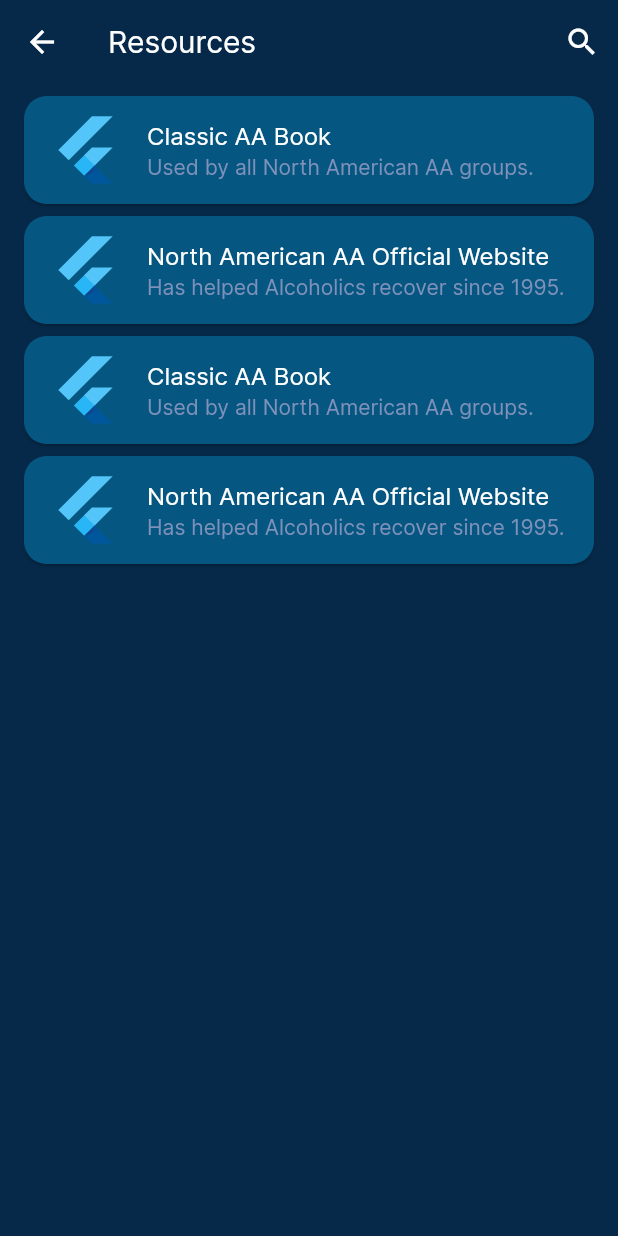
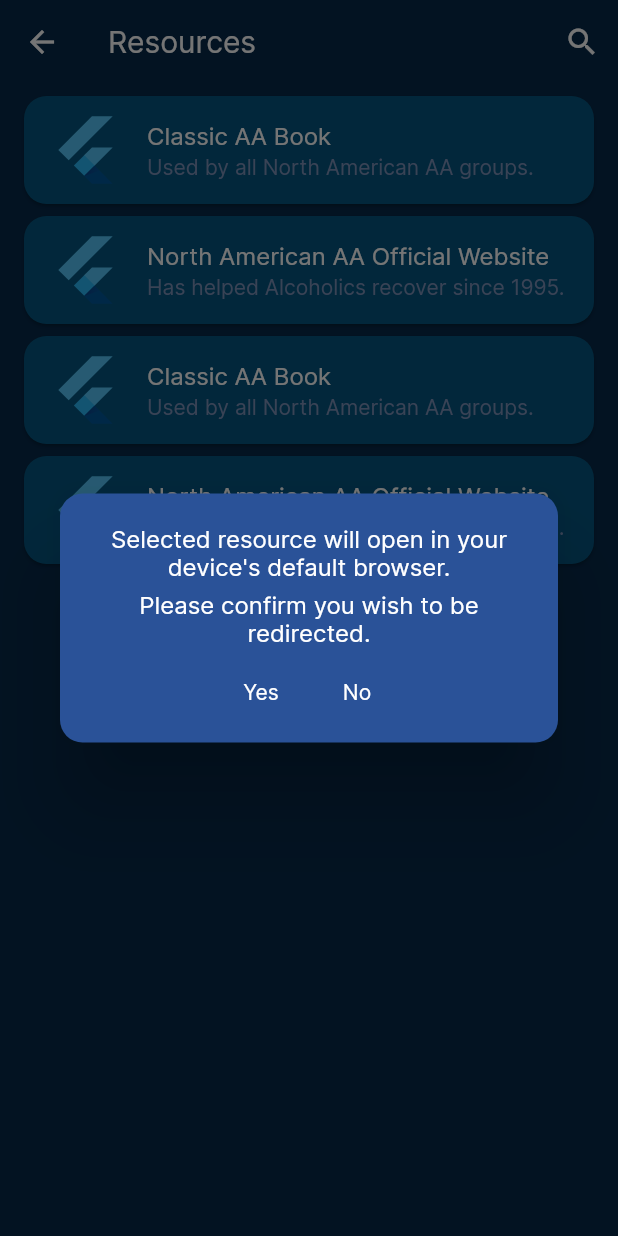
Before and after one commit to matt0681/Addiction-Recovery-App, a Flutter app: the ResourcesPage screen opened directly, after a tap on "Classic AA Book", on a phone screen of 412 x 824 dp. Run offline on Flutter 3.47's test engine with Material 2 defaults, Android fonts, the phone set to English and light mode, and no system bars; our stand-ins replace flutter_native_splash, table_calendar.

Commit message:
Small updates to the resources dialog box and the functionality of the claendar events.

```diff
--- a/lib/screens/resources_page.dart
+++ b/lib/screens/resources_page.dart
@@ -10,12 +10,69 @@ class ResourcesPage extends StatefulWidget {
 
 class _ResourcesPageState extends State<ResourcesPage> {
 
+  // This function lunches the provides url string into the device's default browser.
   Future<void> _launchURL(String url) async {
     print("Clicking the card worked and the onTap led to this function.");
     Uri _url = Uri.parse(url);
     if (!await launchUrl(_url)) {
       throw Exception('Could not launch $_url');
     }
+  }
+
+  // This function will open a small UI box asking the user to confirm they want
+  // to leave the app and go to the browser.
+  void openDialogBox(String url) {
+    showDialog<String>(
+      context: context,
+      builder: (BuildContext context) => Dialog(
+        insetPadding: EdgeInsets.all(40.0), //70
+        backgroundColor: Color(0xFF2A5298),
+        shape: RoundedRectangleBorder(borderRadius: BorderRadius.all(Radius.circular(15.0))),
+        child: Padding(
+          padding: EdgeInsets.fromLTRB(10.0, 20.0, 10.0, 10.0),
+          child: Column(
+            mainAxisSize: MainAxisSize.min,
+            mainAxisAlignment: MainAxisAlignment.center,
+            children: <Widget>[
+
+              Text("Selected resource will open in your device's default browser.",
+                style: TextStyle(color: Colors.white, fontSize: 16),
+                textAlign: TextAlign.center,
+              ),
+
+              SizedBox(height: 6.0),
+
+              Text("Please confirm you wish to be redirected.",
+                style: TextStyle(color: Colors.white, fontSize: 16),
+                textAlign: TextAlign.center,
+              ),
+
+              SizedBox(height: 6.0),
+
+              Row(
+                mainAxisAlignment: MainAxisAlignment.center,
+                children: <Widget>[
+                  TextButton(
+                    style: ButtonStyle(),
+                    onPressed: () {
+                      _launchURL(url);
+                      Navigator.pop(context);
+                    },
+                    child: Text('Yes', style: TextStyle(color: Colors.white)),
+                  ),
+                  TextButton(
+                    onPressed: () {
+                      Navigator.pop(context);
+                    },
+                    child: Text('No', style: TextStyle(color: Colors.white)),
+                  ),
+                ],
+              ),
+            ],
+          ),
+        ),
+      ),
+    );
   }
 
   // This is the current listing/storage method for the different resources.
@@ -48,7 +105,7 @@ class _ResourcesPageState extends State<ResourcesPage> {
               _resourceList[index][1],
               style: TextStyle(color: Color(0xFF7D91BA)),
             ),
-            onTap: () => _launchURL(_resourceList[index][3]),
+            onTap: () => openDialogBox(_resourceList[index][3]),
           ),
         );
       },
```
Also changed, not shown: lib/screens/tracker_page.dart (+28 -11 lines).
